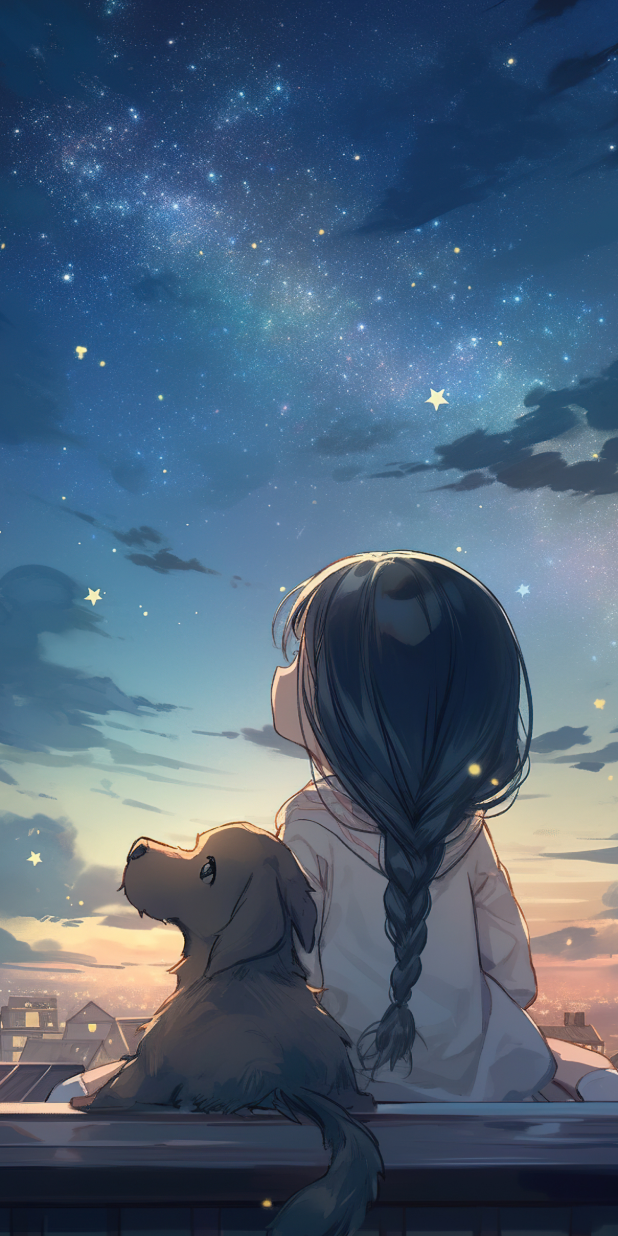
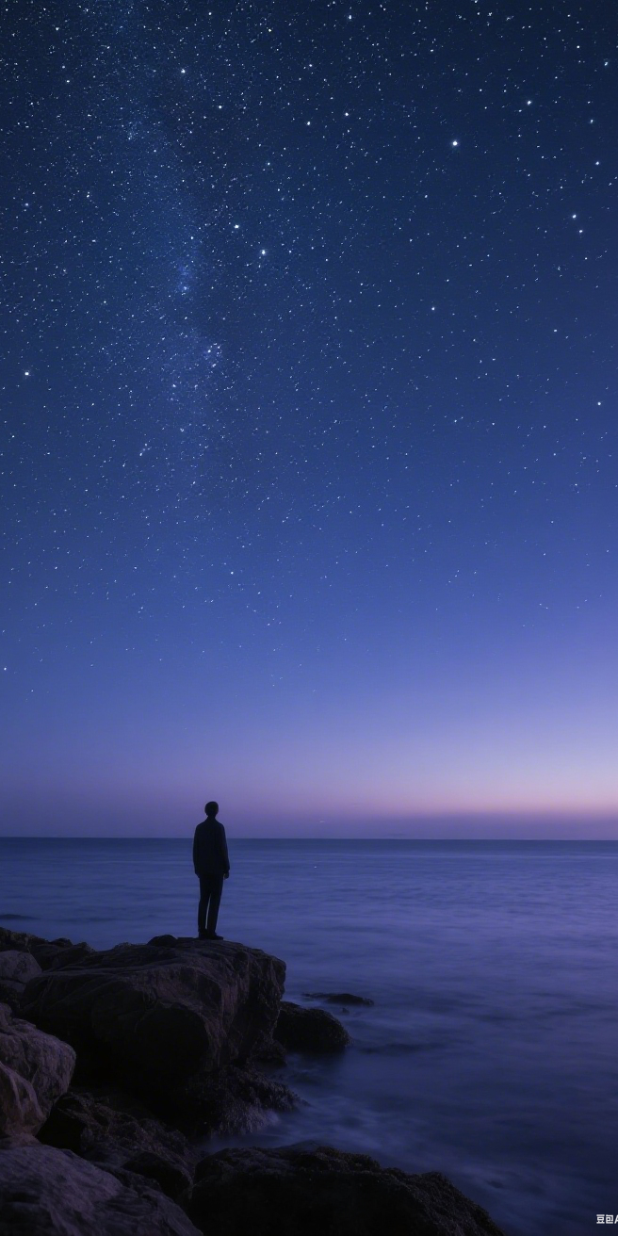
Before and after one commit to ljinf/solitary_meet, a Flutter app: the screen it shows after launch, on a phone screen of 412 x 824 dp. Run offline on Flutter 3.47's test engine with Material 3 defaults, Android fonts, the phone set to English and light mode, and no system bars; our stand-ins replace cached_network_image, cookie_jar, dio, dio_cookie_manager, flutter_cache_manager, flutter_easyloading and 9 more; missing offline and left inert: bruno, dart:ffi, easy_event_bus, wechat_assets_picker; accounts and stored records are empty; network calls fail.

```diff
--- a/lib/common/colors/colors.dart
+++ b/lib/common/colors/colors.dart
@@ -16,6 +16,7 @@ class AppColors {
 
   static const Color primaryGrey1 = Color(0xFFe0e0e0);
   static const Color primaryGrey2 = Color(0xFFf0f0f0);
+  static const Color primaryGrey3 = Color(0xFFA7A6A7);
 
   //首页导航栏字体
   static const Color navSelectedColor = Color(0xFF1C212A);
@@ -23,7 +24,7 @@ class AppColors {
 
   static const Color defaultFontColor = Colors.black;
 
-  // static const Color defaultFontColor = Color(0xFF1C212A);
+  static const Color defaultFontColor1 = Color(0xFF1C212A);
 
   ///青绿色
   // static const Color moderateCyan = Color(0xFF47C6A8);
--- a/lib/pages/conversation/conversation_view.dart
+++ b/lib/pages/conversation/conversation_view.dart
@@ -357,7 +357,7 @@ class _ConversationItemState extends State<ConversationItem> {
         .then((info) {
       if (info != null) {
         setState(() {
-          avatar = info.avatar == '' ? defAvatar : '$STATIC_HOST_DEV${info.avatar}' ?? defAvatar;
+          avatar = info.avatar == '' ? defAvatar : '${info.avatar}' ?? defAvatar;
           title = info.nickName ?? '';
         });
       }
@@ -398,7 +398,7 @@ class _ConversationItemState extends State<ConversationItem> {
       child: CustomConversation(
         convId: widget.conversationId,
         friendId: widget.friendId,
-        imageUrl: avatar,
+        imageUrl: '$STATIC_HOST_DEV$avatar',
         title: title,
         recentMsg: recentMsg,
         readSeq: readSeq,
--- a/lib/pages/splash/spalsh_view.dart
+++ b/lib/pages/splash/spalsh_view.dart
@@ -9,7 +9,7 @@ class SplashPage extends StatelessWidget {
     return Scaffold(
         body: Container(
       decoration:
-          const BoxDecoration(image: DecorationImage(image: AssetImage('assets/images/bg.jpg'), fit: BoxFit.cover)),
+          const BoxDecoration(image: DecorationImage(image: AssetImage('assets/images/bg_1.png'), fit: BoxFit.cover)),
     ));
   }
 }
```
Also changed, not shown: assets/images/bg_1.png (added).
